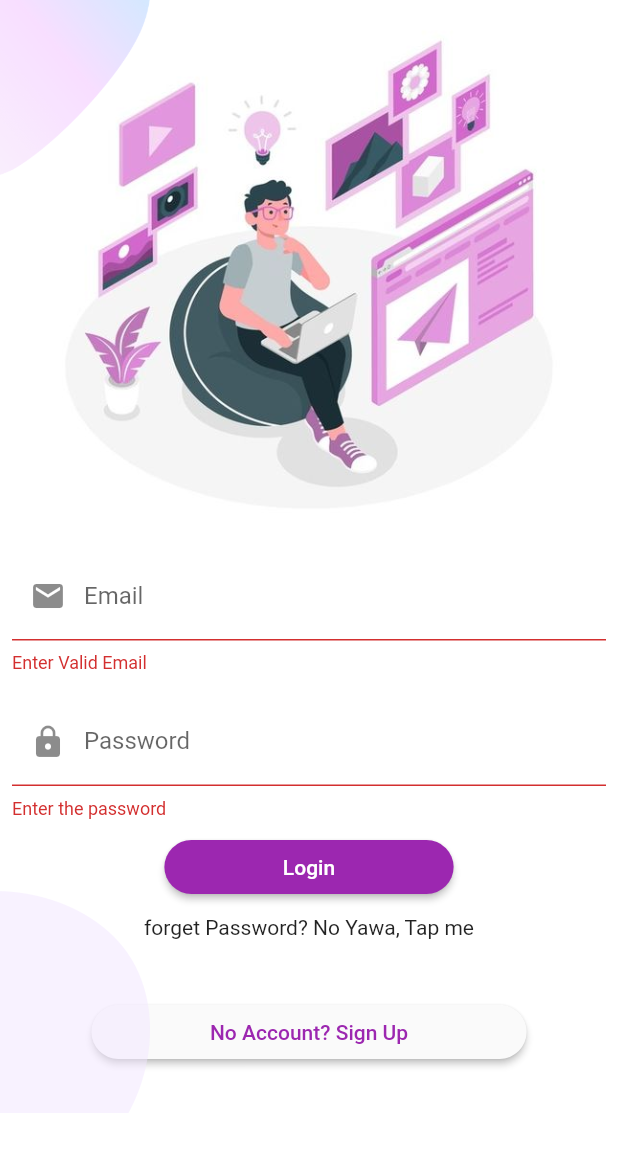
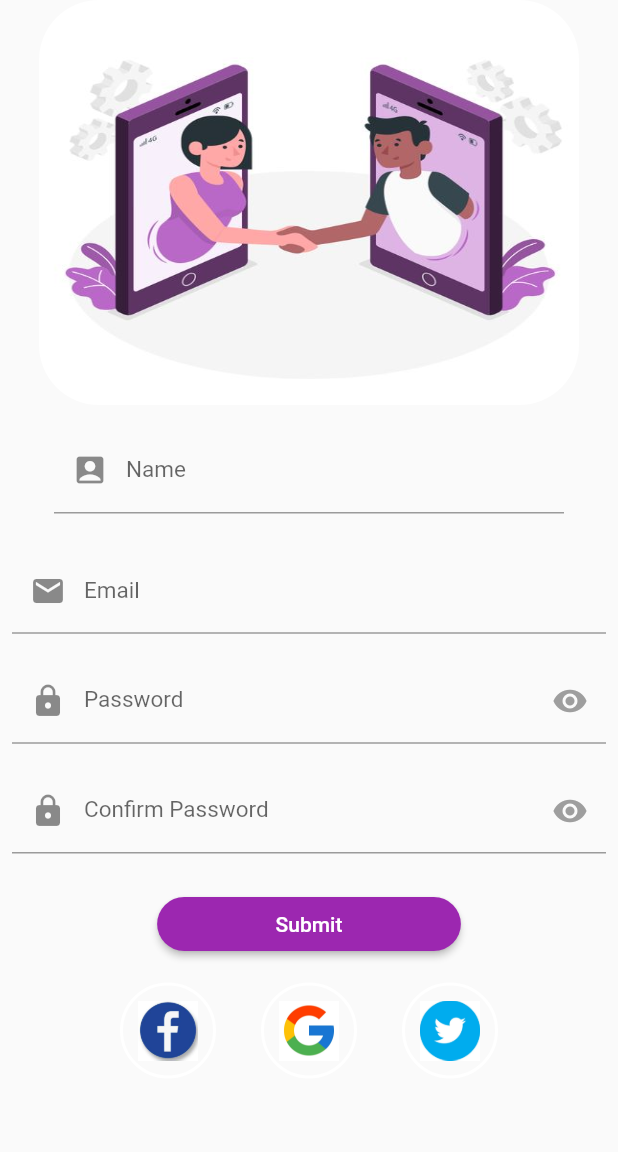
Before and after one commit to esraa-55/ITI_Lap, a Flutter app: the screen it shows after launch, after a tap on "Login", after a tap on "No Account? Sign Up", on a phone screen of 412 x 824 dp. Shown: the top 1152 px of the screen. Run offline on Flutter 3.47's test engine with Material 2 defaults, Android fonts, the phone set to English and light mode, and no system bars; our stand-ins replace dio, google_nav_bar, shared_preferences.

Commit message:
signup_page

```diff
--- a/lib/pages/login.dart
+++ b/lib/pages/login.dart
@@ -6,6 +6,7 @@
 
 // import 'package:flutter/cupertino.dart';
 import 'package:flutter/material.dart';
+import 'package:flutter_application_firstt/pages/signup.dart';
 
 import 'package:shared_preferences/shared_preferences.dart';
 
@@ -124,7 +125,11 @@ TextEditingController emailcontroller = TextEditingController();
                         Padding(
                           padding:  EdgeInsets.all(30.0),
                           child: ElevatedButton(
-                            onPressed: () {},
+                            onPressed: () {
+                             Navigator.push(context, MaterialPageRoute(builder: (context){
+                              return SignUp();
+                             }));
+                            },
 
                             child: Text(
                               'No Account? Sign Up',
--- /dev/null
+++ b/lib/pages/signup.dart
@@ -0,0 +1,212 @@
+// ignore_for_file: prefer_const_constructors, sort_child_properties_last, body_might_complete_normally_nullable
+
+import 'package:flutter/material.dart';
+import 'package:flutter_application_firstt/pages/login.dart';
+
+
+class SignUp extends StatefulWidget {
+  const SignUp({super.key});
+
+  @override
+  State<SignUp> createState() => _SignUpState();
+}
+
+class _SignUpState extends State<SignUp> {
+  final _formKey = GlobalKey<FormState>();
+  bool insecurepass = true;
+  TextEditingController emailcontroller = TextEditingController();
+  TextEditingController passlcontroller = TextEditingController();
+  TextEditingController confirmpasscontroller = TextEditingController();
+  @override
+  Widget build(BuildContext context) {
+    return Scaffold(
+      body: SafeArea(
+        child: Form(
+          key: _formKey,
+          child: SingleChildScrollView(
+            child: Column(
+              children: [
+                Container(
+                  height: 270,
+                  width: 360,
+                  decoration: BoxDecoration(
+                      image: DecorationImage(
+                        image: AssetImage(
+                          "assets/images/signup.jpg",
+                        ),
+                        fit: BoxFit.fill,
+                      ),
+                      borderRadius: BorderRadius.circular(40)),
+                ),
+                Padding(
+                  padding: const EdgeInsets.all(15.0),
+                  child: SizedBox(
+                    width: 340,
+                    child: TextFormField(
+                      decoration: InputDecoration(
+                        labelText: "Name",
+                        prefixIcon: Icon(Icons.account_box_rounded),
+                      ),
+                      style: TextStyle(
+                        color: Colors.purple,
+                        fontSize: 15,
+                      ),
+                    ),
+                  ),
+                ),
+                Padding(
+                  padding: const EdgeInsets.all(8.0),
+                  child: TextFormField(
+                    controller: emailcontroller,
+                    decoration: InputDecoration(
+                      labelText: "Email",
+                      prefixIcon: Icon(Icons.email),
+                    ),
+                    style: TextStyle(
+                      color: Colors.purple,
+                      fontSize: 15,
+                    ),
+                    validator: (value) {
+                      if (value == null || value.contains("@") == false) {
+                        return "Enter Valid Email";
+                      }
+                    },
+                  ),
+                ),
+                Padding(
+                  padding: const EdgeInsets.all(8.0),
+                  child: TextFormField(
+                    controller: passlcontroller,
+                    decoration: InputDecoration(
+                      labelText: "Password",
+                      prefixIcon: Icon(Icons.lock),
+                      suffixIcon: togglePassword(),
+                    ),
+                    style: TextStyle(
+                      color: Colors.purple,
+                      fontSize: 15,
+                    ),
+                    obscureText: insecurepass,
+                    obscuringCharacter: "*",
+                    validator: (value) {
+                      if (value == null || value.length <= 10) {
+                        return "Enter Valid Password";
+                      }
+                    },
+                  ),
+                ),
+                Padding(
+                  padding: const EdgeInsets.all(8.0),
+                  child: TextFormField(
+                    decoration: InputDecoration(
+                      labelText: "Confirm Password",
+                      prefixIcon: Icon(Icons.lock),
+                      suffixIcon: togglePassword(),
+                    ),
+                    style: TextStyle(
+                      color: Colors.purple,
+                      fontSize: 15,
+                    ),
+                    obscureText: true,
+                    obscuringCharacter: "*",
+                    validator: (value) {
+                      if (value == null) {
+                        return "Enter Valid password";
+                      } else if (value != passlcontroller.text) {
+                        return " password mismatch";
+                      }
+                    },
+                  ),
+                ),
+                Padding(
+                  padding: const EdgeInsets.all(15.0),
+                  child: ElevatedButton(
+                      onPressed: () {
+                        if (_formKey.currentState!.validate()) {
+                          Navigator.push(context,
+                              MaterialPageRoute(builder: (context) {
+                            return Login();
+                          }));
+                        }
+                      },
+                      child: Text("Submit"),
+                      style: ButtonStyle(
+                          backgroundColor:
+                              MaterialStateProperty.all(Colors.purple),
+                          padding: MaterialStateProperty.all(
+                              EdgeInsets.symmetric(
+                                  horizontal: 79, vertical: 10)),
+                          shape: MaterialStateProperty.all(
+                              RoundedRectangleBorder(
+                                  borderRadius: BorderRadius.circular(25))))),
+                ),
+                Row(
+                  mainAxisAlignment: MainAxisAlignment.center,
+                  children: <Widget>[
+                    Container(
+                      child: Image.asset(
+                        "assets/images/face.jpeg",
+                        width: 70,
+                        height: 40,
+                      ),
+                      padding: EdgeInsets.all(10.0),
+                      decoration: BoxDecoration(
+                        border: Border.all(
+                          width: 2,
+                          color: Colors.white,
+                        ),
+                        shape: BoxShape.circle,
+                      ),
+                    ),
+                    Container(
+                      child: Image.asset(
+                        "assets/images/google.jpg",
+                        width: 70,
+                        height: 40,
+                      ),
+                      padding: EdgeInsets.all(10.0),
+                      decoration: BoxDecoration(
+                        border: Border.all(
+                          width: 2,
+                          color: Colors.white,
+                        ),
+                        shape: BoxShape.circle,
+                      ),
+                    ),
+                    Container(
+                      child: Image.asset(
+                        "assets/images/twitter.jpg",
+                        width: 70,
+                        height: 40,
+                      ),
+                      padding: EdgeInsets.all(10.0),
+                      decoration: BoxDecoration(
+                        border: Border.all(
+                          width: 2,
+                          color: Colors.white,
+                        ),
+                        shape: BoxShape.circle,
+                      ),
+                    ),
+                  ],
+                )
+              ],
+            ),
+          ),
+        ),
+      ),
+    );
+  }
+
+  Widget togglePassword() {
+    return IconButton(
+      onPressed: () {
+        setState(() {
+          insecurepass = !insecurepass;
+        });
+      },
+      icon: insecurepass ? Icon(Icons.visibility) : Icon(Icons.visibility_off),
+      color: Colors.grey,
+    );
+  }
+}
--- a/pubspec.yaml
+++ b/pubspec.yaml
@@ -38,6 +38,7 @@ dependencies:
   shared_preferences: ^2.2.0
   google_nav_bar: ^5.0.6
   dio: ^5.3.2
+  image_picker: ^1.0.2
 
 dev_dependencies:
   flutter_test:
```
Also changed, not shown: assets/images/face.jpeg (added), assets/images/google.jpg (added), assets/images/ln.jpg (added), assets/images/twitter.jpg (added), pubspec.lock, 5 other files.
